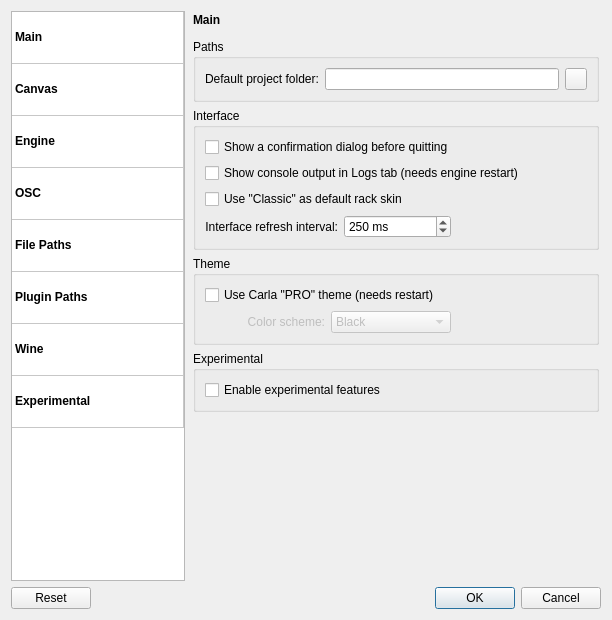
First picture: the form in resources/ui/carla_settings.ui, repository falkTX/Carla, before the edit.
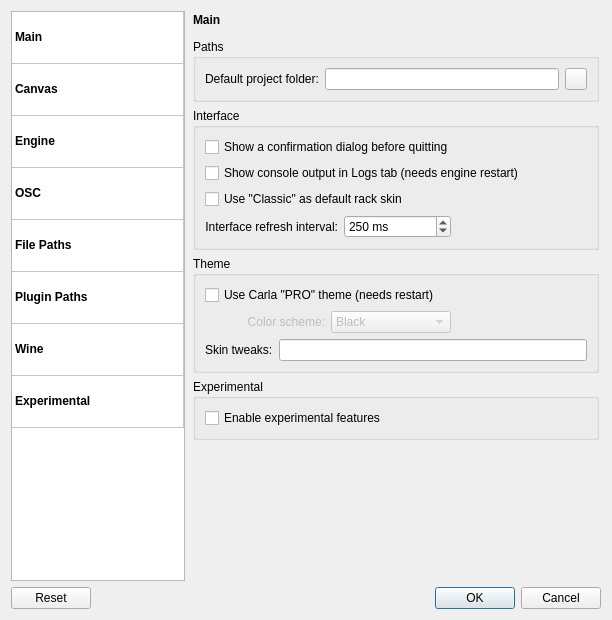
Second picture: the form after the edit. Icons and pictures are not drawn.

What changed in the file:
```diff
--- a/resources/ui/carla_settings.ui
+++ b/resources/ui/carla_settings.ui
@@ -511,6 +511,27 @@
               </property>
              </spacer>
             </item>
+            <item row="2" column="0" colspan="3">
+             <layout class="QHBoxLayout" name="horizontalLayout_28">
+              <item>
+               <widget class="QLabel" name="label_main_skin_tweaks_1">
+                <property name="toolTip">
+                 <string>Example: 'Tweak' is for all skins; extra 'skinnameTweak' overrides it for that skin only.</string>
+                </property>
+                <property name="text">
+                 <string>Skin tweaks:</string>
+                </property>
+               </widget>
+              </item>
+              <item>
+               <widget class="QLineEdit" name="le_main_skin_tweaks">
+                <property name="toolTip">
+                 <string>Example: 'Tweak' is for all skins; extra 'skinnameTweak' overrides it for that skin only.</string>
+                </property>
+               </widget>
+              </item>
+             </layout>
+            </item>
            </layout>
           </widget>
          </item>
```
